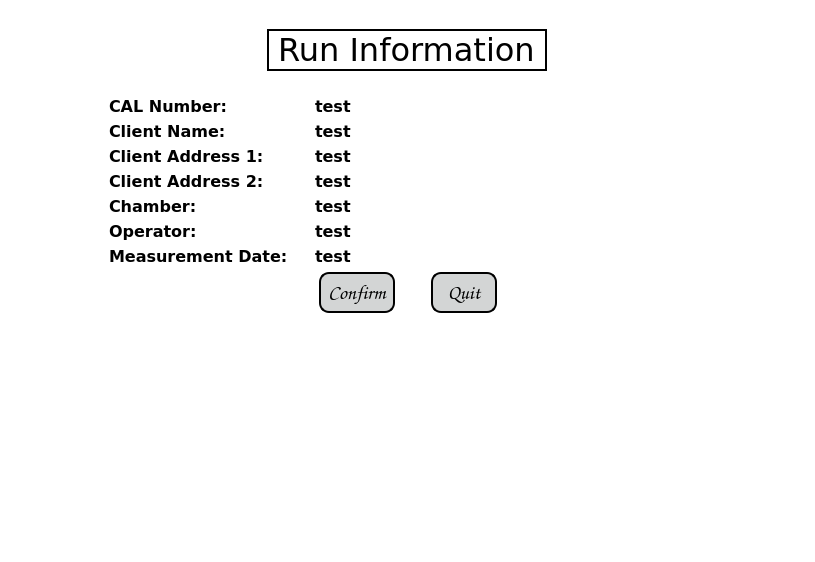
Above: app/gui/resources/run_info.ui from JasonLaux/DC-Boxjelly before the change. Below: the same form after it.
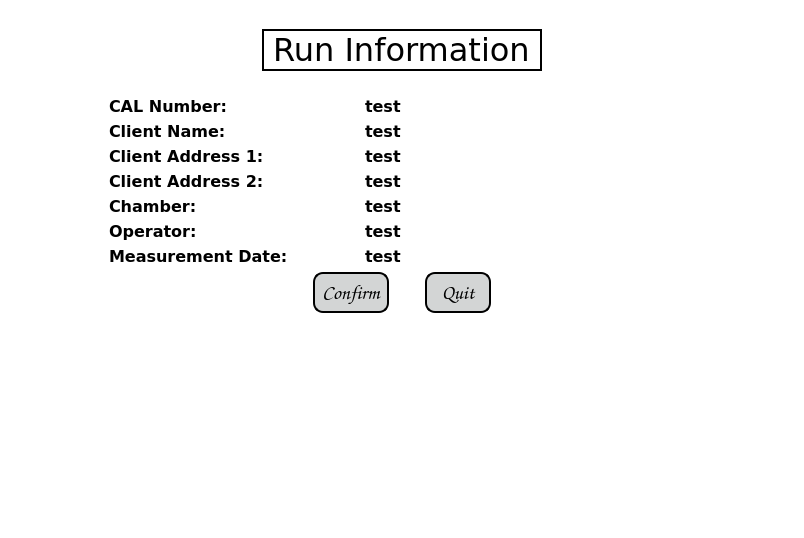
That is the form after the change.

Commit message: Show measurement date on confirm page

```diff
--- a/app/gui/resources/run_info.ui
+++ b/app/gui/resources/run_info.ui
@@ -6,8 +6,8 @@
    <rect>
     <x>0</x>
     <y>0</y>
-    <width>815</width>
-    <height>562</height>
+    <width>804</width>
+    <height>538</height>
    </rect>
   </property>
   <property name="sizePolicy">
@@ -131,7 +131,7 @@
               </property>
               <property name="maximumSize">
                <size>
-                <width>200</width>
+                <width>250</width>
                 <height>16777215</height>
                </size>
               </property>
@@ -183,7 +183,7 @@
               </property>
               <property name="maximumSize">
                <size>
-                <width>200</width>
+                <width>250</width>
                 <height>16777215</height>
                </size>
               </property>
@@ -232,7 +232,7 @@
               </property>
               <property name="maximumSize">
                <size>
-                <width>200</width>
+                <width>250</width>
                 <height>16777215</height>
                </size>
               </property>
@@ -278,7 +278,7 @@
               </property>
               <property name="maximumSize">
                <size>
-                <width>200</width>
+                <width>250</width>
                 <height>16777215</height>
                </size>
               </property>
@@ -324,7 +324,7 @@
               </property>
               <property name="maximumSize">
                <size>
-                <width>200</width>
+                <width>250</width>
                 <height>16777215</height>
                </size>
               </property>
@@ -370,7 +370,7 @@
               </property>
               <property name="maximumSize">
                <size>
-                <width>200</width>
+                <width>250</width>
                 <height>16777215</height>
                </size>
               </property>
@@ -416,7 +416,7 @@
               </property>
               <property name="maximumSize">
                <size>
-                <width>200</width>
+                <width>250</width>
                 <height>16777215</height>
                </size>
               </property>
```
The commit also changes 2 other files.
